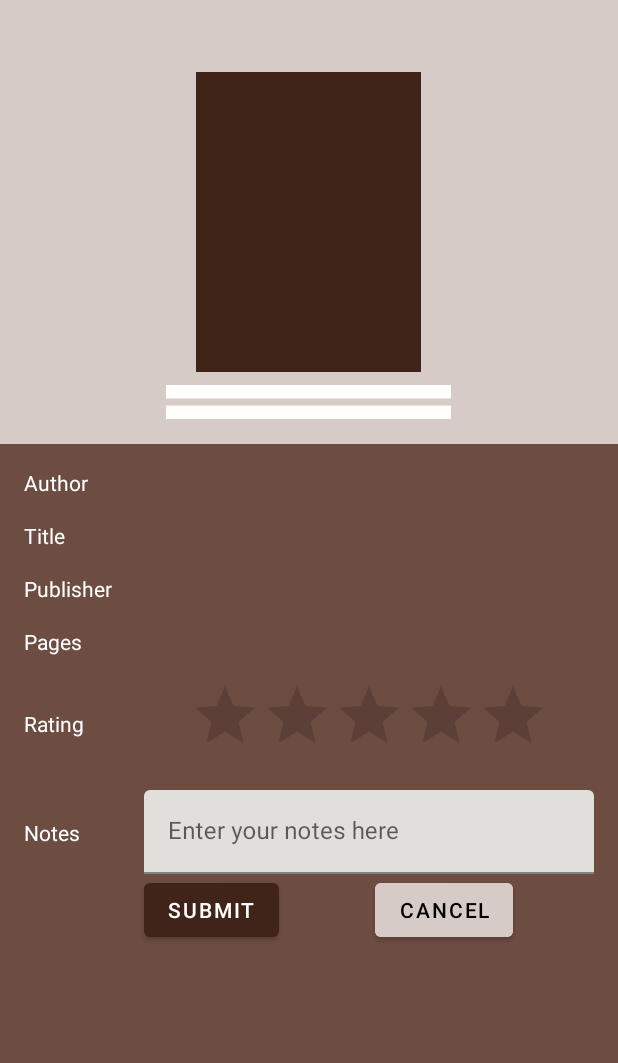
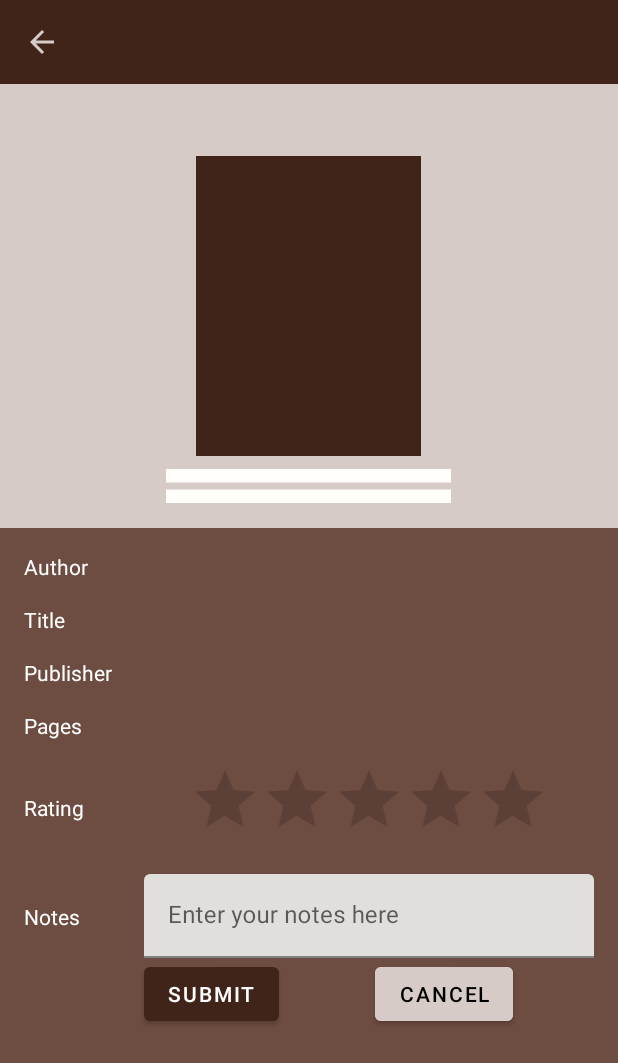
Before and after one commit to diolkaee/Alexandria, an Android app: the fragment DetailsFragment placed in its activity, on a phone screen of 412 x 824 dp. Shown: the top 1063 px of the screen. Run offline under Robolectric (Android 15) with nearby library versions, the phone set to English and light mode, and no system bars; our stand-ins replace data binding; 8 statements that could not run were skipped.

Commit message:
feat: BottomSheetDialog theming & Navigation in DetailsFragment

```diff
--- a/app/src/main/java/com/diolkaee/alexandria/ui/details/DetailsFragment.kt
+++ b/app/src/main/java/com/diolkaee/alexandria/ui/details/DetailsFragment.kt
@@ -9,6 +9,8 @@ import androidx.fragment.app.Fragment
 import androidx.lifecycle.Lifecycle
 import androidx.lifecycle.lifecycleScope
 import androidx.lifecycle.repeatOnLifecycle
+import androidx.navigation.NavController
+import androidx.navigation.fragment.findNavController
 import androidx.navigation.fragment.navArgs
 import com.diolkaee.alexandria.databinding.FragmentDetailsBinding
 import kotlinx.coroutines.launch
@@ -26,9 +28,12 @@ class DetailsFragment : Fragment() {
     private lateinit var binding: FragmentDetailsBinding
     private val args: DetailsFragmentArgs by navArgs()
     private val viewModel: DetailsViewModel by viewModel(parameters = { parametersOf(args.isbn) })
+    private val navController: NavController
+        get() = findNavController()
 
-    override fun onCreateView(inflater: LayoutInflater, container: ViewGroup?, savedInstanceState: Bundle?): View? {
+    override fun onCreateView(inflater: LayoutInflater, container: ViewGroup?, savedInstanceState: Bundle?): View {
         binding = FragmentDetailsBinding.inflate(inflater, container, false)
+
         setupViews()
         setupEvents()
         return binding.root
@@ -50,8 +55,10 @@ class DetailsFragment : Fragment() {
             viewModel.setNotes(notes)
         }
         setOnRate {
-            Log.d(LOG_TAG, "Rating changed to $it")
             viewModel.setRating(it)
         }
+        setOnNavigateBack { navigateBack() }
     }
+
+    private fun navigateBack() = navController.navigateUp()
 }
--- /dev/null
+++ b/app/src/main/res/drawable/ic_arrow_back.xml
@@ -0,0 +1,11 @@
+<vector xmlns:android="http://schemas.android.com/apk/res/android"
+    android:width="24dp"
+    android:height="24dp"
+    android:autoMirrored="true"
+    android:tint="?colorSecondary"
+    android:viewportWidth="24"
+    android:viewportHeight="24">
+    <path
+        android:fillColor="@android:color/white"
+        android:pathData="M20,11H7.83l5.59,-5.59L12,4l-8,8 8,8 1.41,-1.41L7.83,13H20v-2z" />
+</vector>
--- a/app/src/main/res/layout/fragment_details.xml
+++ b/app/src/main/res/layout/fragment_details.xml
@@ -26,12 +26,22 @@
         <variable
             name="onCancelNotes"
             type="android.view.View.OnClickListener" />
+
+        <variable
+            name="onNavigateBack"
+            type="android.view.View.OnClickListener" />
     </data>
 
     <LinearLayout
         android:layout_width="match_parent"
         android:layout_height="match_parent"
         android:orientation="vertical">
+
+        <androidx.appcompat.widget.Toolbar
+            android:id="@+id/toolbar"
+            android:layout_width="match_parent"
+            android:layout_height="?attr/actionBarSize"
+            app:navigationOnClickListener="@{onNavigateBack}" />
 
         <FrameLayout
             android:id="@+id/preview"
--- a/app/src/main/res/layout/fragment_shelf.xml
+++ b/app/src/main/res/layout/fragment_shelf.xml
@@ -99,7 +99,6 @@
             android:layout_width="match_parent"
             android:layout_height="0dp"
             android:clipToPadding="false"
-            android:layout_marginTop="4dp"
             android:paddingHorizontal="@dimen/activity_margin_horizontal"
             android:paddingTop="@dimen/activity_margin_vertical"
             android:paddingBottom="@dimen/list_bottom_padding"
@@ -140,6 +139,7 @@
             app:layout_constraintBottom_toBottomOf="parent"
             app:layout_constraintEnd_toEndOf="parent"
             app:layout_constraintStart_toStartOf="parent"
+            app:fabSize="auto"
             app:srcCompat="@drawable/ic_add" />
 
     </androidx.constraintlayout.widget.ConstraintLayout>
--- a/app/src/main/res/layout/item_author.xml
+++ b/app/src/main/res/layout/item_author.xml
@@ -13,6 +13,7 @@
         android:layout_width="match_parent"
         android:layout_height="wrap_content"
         android:textColor="?colorOnPrimary"
+        android:textAppearance="?textAppearanceSubtitle1"
         android:text="@{name}"
         tools:text="Oscar Wilde" />
 </layout>
--- a/app/src/main/res/values/themes.xml
+++ b/app/src/main/res/values/themes.xml
@@ -17,6 +17,8 @@
         <!--  Typography  -->
         <!-- shapes -->
         <!-- component styles -->
+        <item name="bottomSheetDialogTheme">@style/ThemeOverlay.BottomSheetDialog</item>
+        <item name="toolbarStyle">@style/ThemeOverlay.Toolbar</item>
     </style>
 
     <style name="Theme.Alexandria.NoActionBar">
@@ -24,7 +26,25 @@
         <item name="windowNoTitle">true</item>
     </style>
 
-    <style name="Theme.Alexandria.AppBarOverlay" parent="ThemeOverlay.AppCompat.Dark.ActionBar" />
+    <!-- component styles -->
+    <style name="ThemeOverlay.BottomSheetDialog" parent="Theme.MaterialComponents.BottomSheetDialog">
+        <item name="colorPrimary">@color/brown_dark</item>
+        <item name="colorPrimaryVariant">@color/brown_light</item>
+        <item name="colorOnPrimary">@color/white</item>
 
-    <style name="Theme.Alexandria.PopupOverlay" parent="ThemeOverlay.AppCompat.Light" />
+        <item name="colorSecondary">@color/grey_medium</item>
+        <item name="colorSecondaryVariant">@color/grey_light</item>
+        <item name="colorOnSecondary">@color/black</item>
+
+        <item name="colorSurface">@color/grey_light</item>
+        <item name="colorOnSurface">@color/black</item>
+
+        <item name="android:colorBackground">@color/brown_medium</item>
+    </style>
+
+    <style name="ThemeOverlay.Toolbar" parent="Widget.AppCompat.Toolbar">
+        <item name="android:background">@color/brown_dark</item>
+        <item name="navigationIcon">@drawable/ic_arrow_back</item>
+    </style>
+
 </resources>
```
Also changed, not shown: app/src/main/res/layout/activity_scan.xml (+5 -3 lines).
